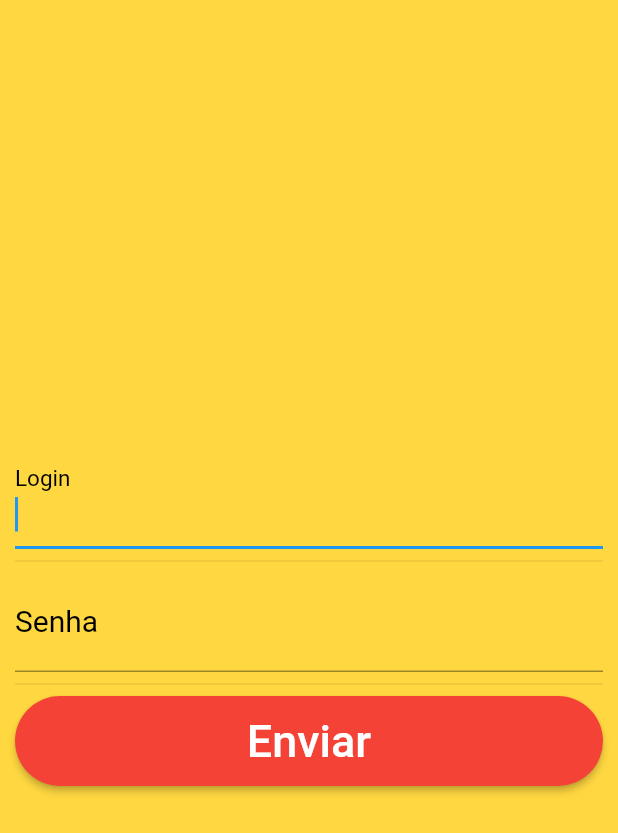
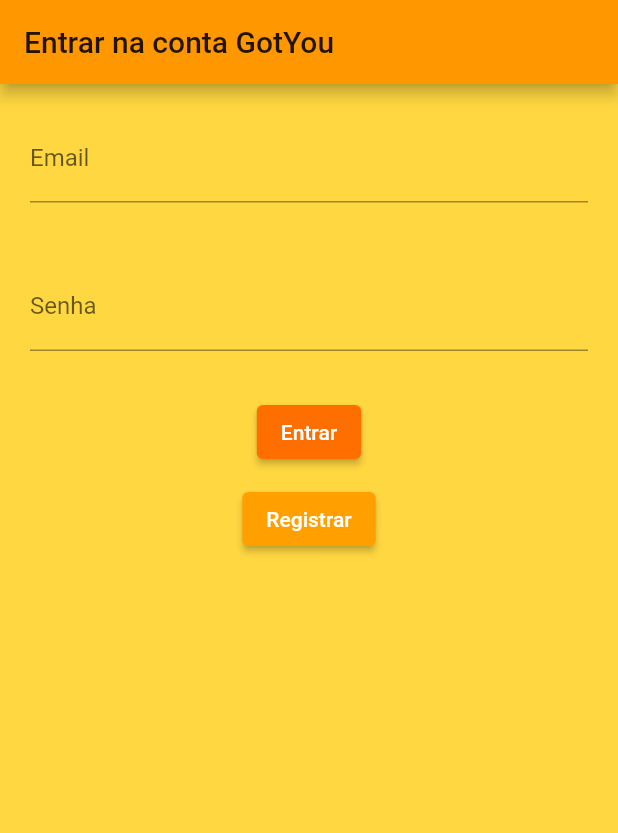
Before and after one commit to Luh-Henrique/GotYou, a Flutter app: the screen it shows after launch, on a phone screen of 412 x 824 dp. Shown: the top 833 px of the screen. Run offline on Flutter 3.47's test engine with Material 2 defaults, Android fonts, the phone set to English and light mode, and no system bars; our stand-ins replace another_flushbar, flutter_slidable, geocoding, geolocator, location, shared_preferences and 1 more; accounts and stored records are empty.

Commit message:
Added user database and redesigned registration and login pages

```diff
--- a/lib/home.dart
+++ b/lib/home.dart
@@ -1,13 +1,13 @@
 import 'package:flutter/material.dart';
 import 'package:flutter_app_gotyou/request_page.dart';
 import 'package:flutter_app_gotyou/config.dart';
+import 'package:flutter_app_gotyou/profile.dart';
 import 'package:flutter_app_gotyou/login.dart';
-import 'package:flutter_app_gotyou/profile.dart';
+import 'package:shared_preferences/shared_preferences.dart';
 
 class HomeScreen extends StatefulWidget {
   @override
   _HomeScreenState createState() => _HomeScreenState();
-
 }
 
 
--- a/lib/login.dart
+++ b/lib/login.dart
@@ -1,62 +1,139 @@
 import 'package:flutter/material.dart';
+import 'package:flutter_app_gotyou/user.dart';
+import 'package:flutter_app_gotyou/home.dart';
+import 'package:shared_preferences/shared_preferences.dart';
+
+import 'login_presenter.dart';
 
 class Login extends StatefulWidget {
   @override
-  _LoginState createState() => _LoginState();
+  _LoginState createState() => new _LoginState();
 }
 
-class _LoginState extends State<Login> {
+class _LoginState extends State<Login> implements LoginPageContract {
+  BuildContext _ctx;
+  bool _isLoading = false;
+  final formKey = new GlobalKey<FormState>();
+  final scaffoldKey = new GlobalKey<ScaffoldState>();
+
+  String _email, _password;
+
+  LoginPagePresenter _presenter;
+
+  _LoginState() {
+    _presenter = new LoginPagePresenter(this);
+  }
+
+  void _register() {
+    Navigator.of(context).pushNamed("/Register");
+  }
+
+  void _submit() {
+    final form = formKey.currentState;
+
+    if (form.validate()) {
+      setState(() {
+        _isLoading = true;
+        form.save();
+        _presenter.doLogin(_email, _password);
+      });
+    }
+  }
+
+  void _showSnackBar(String text) {
+    scaffoldKey.currentState.showSnackBar(new SnackBar(
+      content: new Text(text),
+    ));
+  }
+
   @override
   Widget build(BuildContext context) {
-    return Scaffold(
-      backgroundColor: Colors.amberAccent,
-      body: Padding(
-        padding: const EdgeInsets.all(10.0),
-        child: Center(
-          child: Column(
-            crossAxisAlignment: CrossAxisAlignment.stretch,
-            mainAxisAlignment: MainAxisAlignment.center,
+    _ctx = context;
+    var loginBtn = new ElevatedButton(
+      onPressed: _submit,
+      child: new Text("Entrar"),
+        style: ButtonStyle(
+          backgroundColor: MaterialStateProperty.all(Colors.amber[900]),
+        ),
+    );
+    var registerBtn = new ElevatedButton(
+      onPressed: _register,
+      child: new Text("Registrar"),
+      style: ButtonStyle(
+        backgroundColor: MaterialStateProperty.all(Colors.amber[700]),
+      ),
+    );
+    var loginForm = new Column(
+      crossAxisAlignment: CrossAxisAlignment.center,
+      children: <Widget>[
+        new Form(
+          key: formKey,
+          child: new Column(
             children: <Widget>[
-               TextField(
-                autofocus: true,
-                keyboardType: TextInputType.text,
-                style: TextStyle(color: Colors.black, fontSize: 20),
-                decoration: InputDecoration(
-                  labelText:"Login",
-                  labelStyle: TextStyle(color: Colors.black),
-                )
-           ),
-              Divider(),
-              TextField(
-                autofocus: true,
-                obscureText: true,
-                keyboardType: TextInputType.text,
-                style: TextStyle(color: Colors.black, fontSize: 20),
-                decoration: InputDecoration(
-                  labelText:"Senha",
-                  labelStyle: TextStyle(color: Colors.black),
-                )
-              ),
-              Divider(),
-              ButtonTheme(
-                height: 60.0,
-                child: RaisedButton(
-                  onPressed: () => {
-                    Navigator.pushReplacementNamed(context, "/Home")
-                  },
-                  shape: new RoundedRectangleBorder(borderRadius: new BorderRadius.circular(30.0)),
-                  child: Text(
-                    "Enviar",
-                    style: TextStyle(color: Colors.white, fontSize: 30),
-                  ),
-                  color:Colors.red,
+              new Padding(
+                padding: const EdgeInsets.all(20.0),
+                child: new TextFormField(
+                  onSaved: (val) => _email = val,
+                  decoration: new InputDecoration(labelText: "Email"),
                 ),
               ),
+              new Padding(
+                padding: const EdgeInsets.all(20.0),
+                child: new TextFormField(
+                  onSaved: (val) => _password = val,
+                  decoration: new InputDecoration(labelText: "Senha"),
+                ),
+              )
             ],
-         ),
+          ),
         ),
-      )
+        new Padding(
+            padding: const EdgeInsets.all(10.0),
+            child: loginBtn),
 
+        registerBtn
+      ],
+    );
+
+    return new Scaffold(
+      appBar: new AppBar(
+        title: new Text("Entrar na conta GotYou"),
+      ),
+      backgroundColor: Colors.amberAccent,
+      key: scaffoldKey,
+      body: new Container(
+        child: new Center(
+          child: loginForm,
+        ),
+      ),
     );
   }
+
+  @override
+  void onLoginError(String error) {
+    // TODO: implement onLoginError
+    _showSnackBar("Login não realizado");
+    setState(() {
+      _isLoading = false;
+    });
+  }
+
+  @override
+  void onLoginSuccess(User user) async {
+    // TODO: implement onLoginSuccess
+    if(user.username == ""){
+      _showSnackBar("Login não realizado");
+    }else{
+      _showSnackBar(user.toString());
+    }
+    setState(() {
+      _isLoading = false;
+    });
+    if(user.flaglogged == "logged"){
+      print("Logado");
+      Navigator.of(context).pushReplacementNamed("/Home");
+    }else{
+      print("Não Logado");
+    }
+  }
 }
--- /dev/null
+++ b/lib/login_presenter.dart
@@ -0,0 +1,22 @@
+import 'package:flutter/cupertino.dart';
+import 'package:flutter_app_gotyou/rest_data.dart';
+import 'package:flutter_app_gotyou/user.dart';
+
+abstract class LoginPageContract{
+  void onLoginSuccess(User user);
+  void onLoginError(String error);
+}
+
+class LoginPagePresenter {
+  LoginPageContract _view;
+  RestData api = new RestData();
+  LoginPagePresenter(this._view);
+
+//Simulator login
+  doLogin(String username, String password){
+    api
+        .login(username, password)
+        .then((user) => _view.onLoginSuccess(user))
+        .catchError((onError) => _view.onLoginError(onError));
+  }
+}
--- a/lib/main.dart
+++ b/lib/main.dart
@@ -1,28 +1,33 @@
 import 'package:flutter/material.dart';
 import 'package:flutter_app_gotyou/config.dart';
 import 'package:flutter_app_gotyou/home.dart';
-import 'package:flutter_app_gotyou/login.dart';
 import 'package:flutter_app_gotyou/profile.dart';
 import 'package:flutter_app_gotyou/request_page.dart';
+import 'package:flutter_app_gotyou/login.dart';
+import 'package:flutter_app_gotyou/register.dart';
 
 void main()
 {
   runApp(MyApp());
 }
 
+final routes = {
+  "/": (BuildContext context) => Login(),
+  '/Login': (BuildContext context) => Login(),
+  '/Register': (BuildContext context) => Register(),
+  "/Home": (BuildContext context) => HomeScreen(),
+  "/Profile": (BuildContext context) => Profile(),
+  "/Config": (BuildContext context) => Config(),
+  "/RequestPage": (BuildContext context) => RequestPage(),
+  "/About": (BuildContext context) => HomeScreen()
+};
+
 class MyApp extends StatelessWidget {
   @override
   Widget build(BuildContext context) {
     return MaterialApp(
       theme: ThemeData(primaryColor: Colors.orange),
-      routes: {
-        "/": (context) => Login(),
-        "/Home": (context) => HomeScreen(),
-        "/Profile": (context) => Profile(),
-        "/Config": (context) => Config(),
-        "/RequestPage": (context) => RequestPage(),
-        "/About": (context) => HomeScreen()
-    } ,
+      routes: routes,
     );
   }
 }
--- a/lib/request_dialog.dart
+++ b/lib/request_dialog.dart
@@ -2,7 +2,6 @@ import 'package:flutter/material.dart';
 import 'package:flutter_app_gotyou/request.dart';
 import 'package:geocoding/geocoding.dart';
 import 'package:geolocator/geolocator.dart';
-import 'package:location/location.dart';
 
 class RequestDialog extends StatefulWidget {
   final Request request;
@@ -122,7 +121,7 @@ class _RequestDialogState extends State<RequestDialog> {
             if (currentAddress == null) {
               GetAddressFromLatLng();
             }
-            _currentRequest.location = "${currentAddress.locality}, ${currentAddress.postalCode}, ${currentAddress.country}";
+            _currentRequest.location = "${currentAddress.locality} - ${currentAddress.postalCode} - ${currentAddress.country}";
 
             Navigator.of(context).pop(_currentRequest);
           },
--- a/lib/request_page.dart
+++ b/lib/request_page.dart
@@ -54,8 +54,8 @@ class _RequestPageState extends State<RequestPage> {
     final request = _requestList[index];
     return CheckboxListTile(
       value: request.done,
-      title: Text(request.requester),
-      subtitle: Text(request.location),
+      title: Text("ID: " + request.id.toString() + " Item: " + request.item),
+      subtitle: Text(request.requester + " from " + request.location),
       onChanged: (bool isChecked) {
         setState(() {
           request.done = isChecked;
--- /dev/null
+++ b/lib/user.dart
@@ -0,0 +1,31 @@
+class User {
+  String _name;
+  String _username;
+  String _password;
+  String _flaglogged;
+
+
+
+  User(this._name, this._username, this._password, this._flaglogged);
+
+  User.map(dynamic obj) {
+    this._name = obj['name'];
+    this._username = obj['username'];
+    this._password = obj['password'];
+    this._flaglogged = obj['password'];
+  }
+
+  String get name => _name;
+  String get username => _username;
+  String get password => _password;
+  String get flaglogged => _flaglogged;
+
+  Map<String, dynamic> toMap() {
+    var map = new Map<String, dynamic>();
+    map["name"] = _name;
+    map["username"] = _username;
+    map["password"] = _password;
+    map["flaglogged"] = _flaglogged;
+    return map;
+  }
+}
--- a/pubspec.yaml
+++ b/pubspec.yaml
@@ -34,7 +34,9 @@ dependencies:
   # The following adds the Cupertino Icons font to your application.
   # Use with the CupertinoIcons class for iOS style icons.
   cupertino_icons: ^1.0.2
-  sqflite: ^2.0.0+3
+  sqflite: any
+  path_provider: ^0.4.0
+  shared_preferences: ^0.5.4
   another_flushbar: ^1.10.22
   splashscreen: ^1.3.5
 
```
Also changed, not shown: lib/new_page.dart (deleted, +0 -14 lines), lib/register.dart (added, +101 -0 lines), lib/request.dart (+0 -7 lines), lib/request_helper.dart (+4 -4 lines), lib/rest_data.dart (added, +24 -0 lines), lib/user_helper.dart (added, +74 -0 lines), pubspec.lock, 5 other files.
